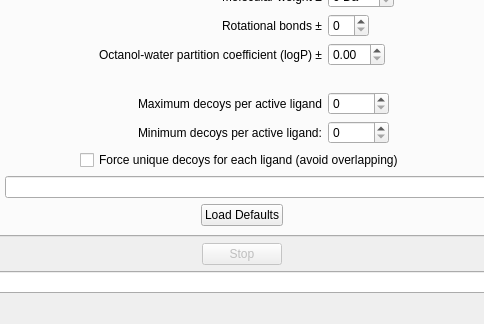
Before: the Qt Designer form MainWindow.ui in URV-cheminformatics/DecoyFinder, drawn with Qt 5; both pictures show x 113 to 597 and y 211 to 535 of the 710 by 535 pixel window.
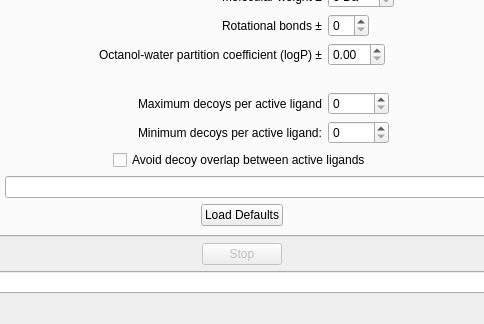
After: the same form once the commit is applied. The open tabs and pages were chosen to show the change. Icons and pictures are not drawn.

Commit message: update "unique" option GUI description and default value

Diff of the .ui file:
```diff
--- a/MainWindow.ui
+++ b/MainWindow.ui
@@ -914,7 +914,7 @@
              <string>This will make Decoyfinder try to find diferent decoys for each active ligand, i.e each decoy will count as a decoy only for one active ligand</string>
             </property>
             <property name="text">
-             <string>Force unique decoys for each ligand (avoid overlapping)</string>
+             <string>Avoid decoy overlap between active ligands</string>
             </property>
            </widget>
           </item>
```
The commit also changes 2 other files.
